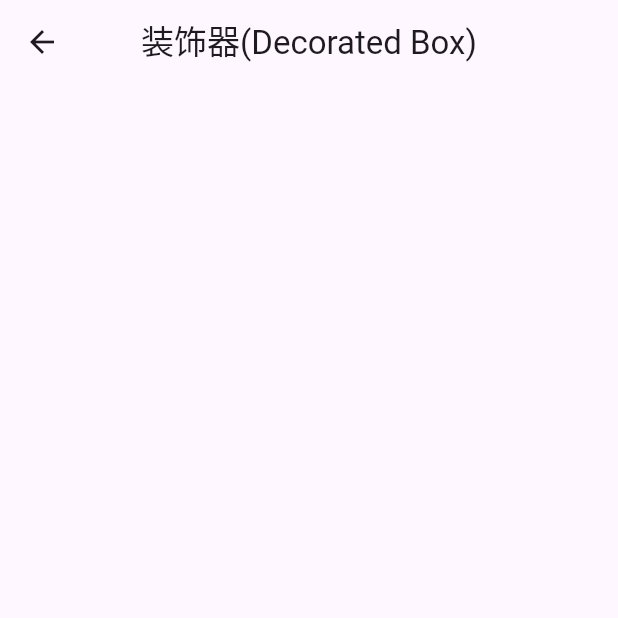
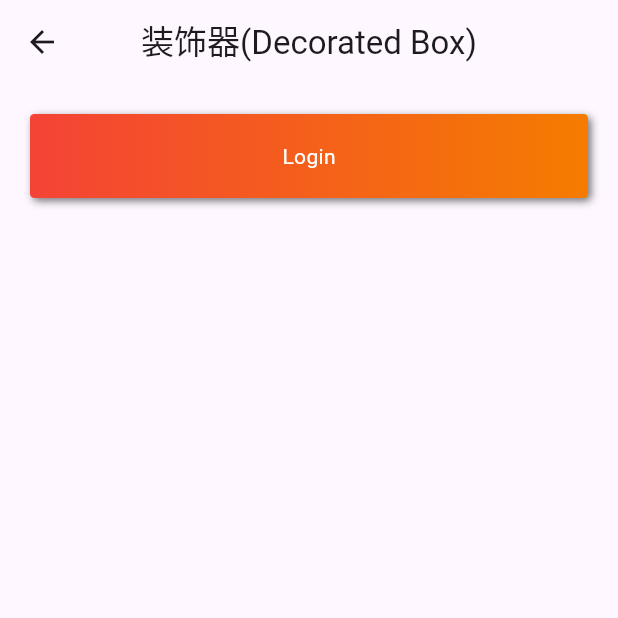
Before and after one commit to iotzzh/zh-flutter-demos, a Flutter app: the ZHDecoratedBox screen opened by its route, on a phone screen of 412 x 824 dp, the top half of it. Run offline on Flutter 3.47's test engine with Material 2 defaults, Android fonts, the phone set to English and light mode, and no system bars.

Commit message:
添加装饰容器

```diff
--- a/lib/views/container/decorated_box.dart
+++ b/lib/views/container/decorated_box.dart
@@ -19,7 +19,29 @@ class ZHDecoratedBoxState extends State<ZHDecoratedBox> {
         body: ListView(
           shrinkWrap: true,
           padding: const EdgeInsets.all(20.0),
-          children: <Widget>[],
+          children: <Widget>[
+            DecoratedBox(
+                decoration: BoxDecoration(
+                    gradient: LinearGradient(
+                        colors: [Colors.red, Colors.orange.shade700]), //背景渐变
+                    borderRadius: BorderRadius.circular(3.0), //3像素圆角
+                    boxShadow: [
+                      //阴影
+                      BoxShadow(
+                          color: Colors.black54,
+                          offset: Offset(2.0, 2.0),
+                          blurRadius: 4.0)
+                    ]),
+                child: Padding(
+                    padding:
+                        EdgeInsets.symmetric(horizontal: 80.0, vertical: 18.0),
+                    child: Center(
+                      child: Text(
+                        "Login",
+                        style: TextStyle(color: Colors.white),
+                      ),
+                    )))
+          ],
         ));
   }
 }
```
